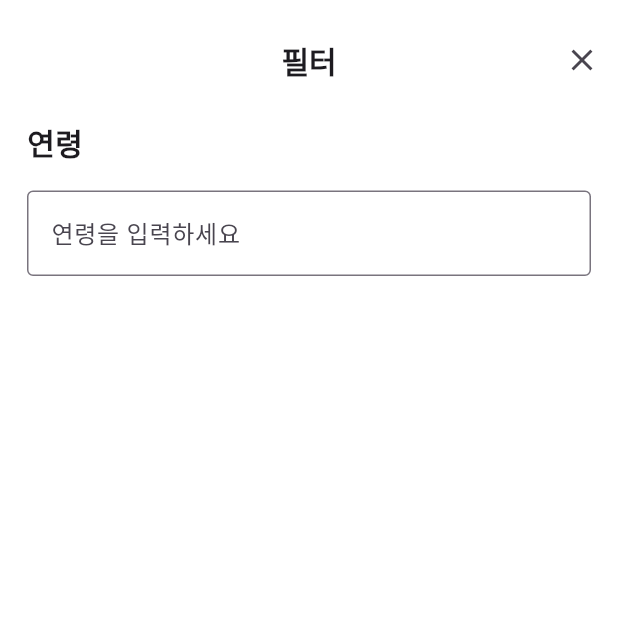
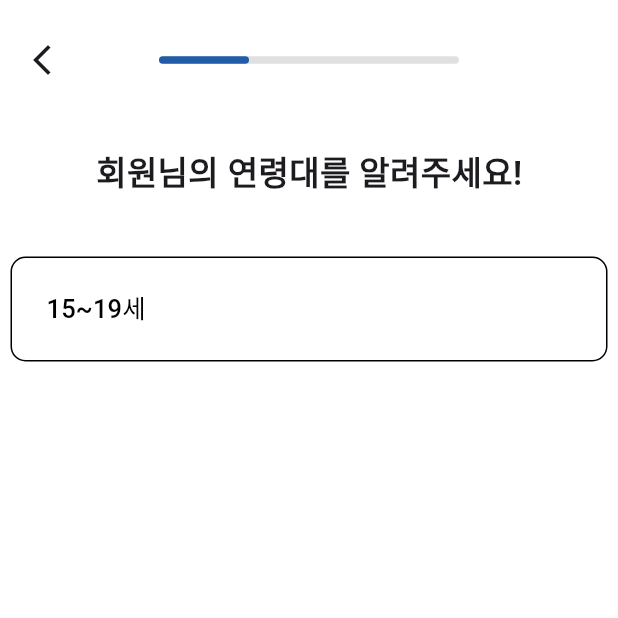
Before and after one commit to misochallenge-ProPick/MISOCHALLENGE2025_ProPick, a Flutter app: the screen it shows after launch, on a phone screen of 412 x 824 dp, the top half of it. Run offline on Flutter 3.47's test engine with Material 3 defaults, Android fonts, the phone set to English and light mode, and no system bars.

Commit message:
fix: 연령 추가 페이지 구현중

```diff
--- a/lib/main.dart
+++ b/lib/main.dart
@@ -1,5 +1,5 @@
 import 'package:flutter/material.dart';
-import 'package:propick/page/userInput_page.dart';
+import 'package:propick/page/inputAge_page.dart';
 
 void main() {
   runApp(const MyWidget());
--- /dev/null
+++ b/lib/page/inputAge_page.dart
@@ -0,0 +1,72 @@
+import 'package:flutter/material.dart';
+
+class UserinputPage extends StatelessWidget {
+  const UserinputPage({super.key});
+
+  @override
+  Widget build(BuildContext context) {
+    return MaterialApp(
+      debugShowCheckedModeBanner: false,
+      home: Scaffold(
+        backgroundColor: Colors.white,
+        // App Bar
+        appBar: AppBar(
+          centerTitle: true,
+          toolbarHeight: 80,
+          backgroundColor: Colors.white,
+          title: SizedBox(
+            width: 200,
+            child: LinearProgressIndicator(
+              value: 0.3,
+              backgroundColor: Colors.grey[300],
+              color: Color.fromARGB(255, 34, 92, 168),
+              minHeight: 5.0,
+              borderRadius: BorderRadius.circular(10.0),
+            ),
+          ),
+          leading: IconButton(
+            onPressed: () {},
+            icon: Icon(Icons.arrow_back_ios_new),
+          ),
+        ),
+
+        body: Column(
+          children: [
+            SizedBox(height: 18),
+            Center(
+              child: Text(
+                "회원님의 연령대를 알려주세요!",
+                style: TextStyle(fontSize: 22, fontWeight: FontWeight.w600),
+              ),
+            ),
+            SizedBox(height: 40),
+            ElevatedButton(
+              style: ElevatedButton.styleFrom(
+                backgroundColor: Colors.white,
+                elevation: 0,
+                side: BorderSide(width: 1),
+                minimumSize: Size(350, 70),
+                shape: RoundedRectangleBorder(
+                  borderRadius: BorderRadius.circular(10),
+                )
+              ),
+              onPressed: () {},
+              child: SizedBox(
+                width: 350,
+                child: Align(
+                  alignment: Alignment.centerLeft,
+                  child: Text("15~19세",
+                    style: TextStyle(
+                      color: Colors.black,
+                      fontSize: 17,
+                    ),
+                  ),
+                ),
+              )
+            ),
+          ],
+        ),
+      ),
+    );
+  }
+}
--- a/lib/page/userInput_page.dart
+++ /dev/null
@@ -1,50 +0,0 @@
-import 'package:flutter/material.dart';
-
-class UserinputPage extends StatelessWidget {
-  UserinputPage({super.key});
-
-  final TextEditingController _ageEditingController = TextEditingController();
-
-  @override
-  Widget build(BuildContext context) {
-    return MaterialApp(
-      debugShowCheckedModeBanner: false,
-      home: Scaffold(
-        backgroundColor: Colors.white,
-        // App Bar
-        appBar: AppBar(
-          centerTitle: true,
-          toolbarHeight: 80,
-          backgroundColor: Colors.white,
-          title: Text(
-            "필터",
-            style: TextStyle(fontSize: 20, fontWeight: FontWeight.w700),
-          ),
-          actions: [IconButton(onPressed: () {}, icon: Icon(Icons.close))],
-        ),
-        body: Padding(
-          padding: EdgeInsetsGeometry.symmetric(horizontal: 18),
-          child: Column(
-            crossAxisAlignment: CrossAxisAlignment.start,
-            children: [
-              Text(
-                "연령",
-                style: TextStyle(fontSize: 20, fontWeight: FontWeight.w700),
-              ),
-              SizedBox(height: 18),
-              TextField(
-                controller: _ageEditingController,
-                decoration: InputDecoration(
-                  hintText: "연령을 입력하세요",
-                  border: OutlineInputBorder(
-                    borderSide: BorderSide(width: 1, color: Colors.black),
-                  ),
-                ),
-              ),
-            ],
-          ),
-        ),
-      ),
-    );
-  }
-}
```
Also changed, not shown: lib/page/inputArea_page.dart (added), lib/page/inputType_page.dart (added).
